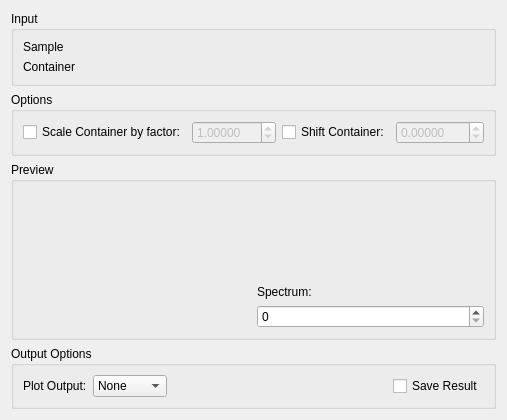
Qt form MantidQt/CustomInterfaces/inc/MantidQtCustomInterfaces/Indirect/ContainerSubtraction.ui (mantidproject/mantid) before a commit.
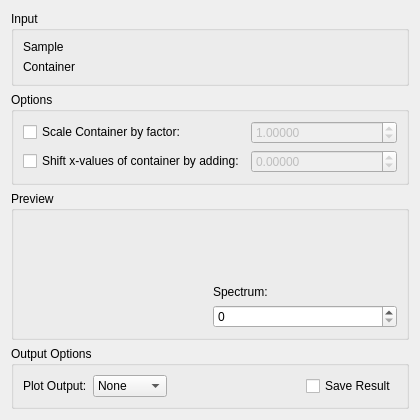
The same form after that commit. Custom widgets are drawn as their Qt base class.

Commit message:
Changed to more informative name for peak shifting option
Refs #13993

```diff
--- a/MantidQt/CustomInterfaces/inc/MantidQtCustomInterfaces/Indirect/ContainerSubtraction.ui
+++ b/MantidQt/CustomInterfaces/inc/MantidQtCustomInterfaces/Indirect/ContainerSubtraction.ui
@@ -147,17 +147,17 @@
                 </item>
               </layout>
             </item>
-            <item row="0" column="2">
+            <item row="1" column="0">
               <widget class="QCheckBox" name="ckShiftCan">
                 <property name="text">
-                  <string>Shift Container:</string>
+                  <string>Shift x-values of container by adding:</string>
                 </property>
                 <property name="checked">
                   <bool>false</bool>
                 </property>
               </widget>
             </item>
-            <item row="0" column="3">
+            <item row="1" column="1">
               <layout class="QHBoxLayout" name="loShift">
                 <item>
                   <widget class="QDoubleSpinBox" name="spShift">
```
